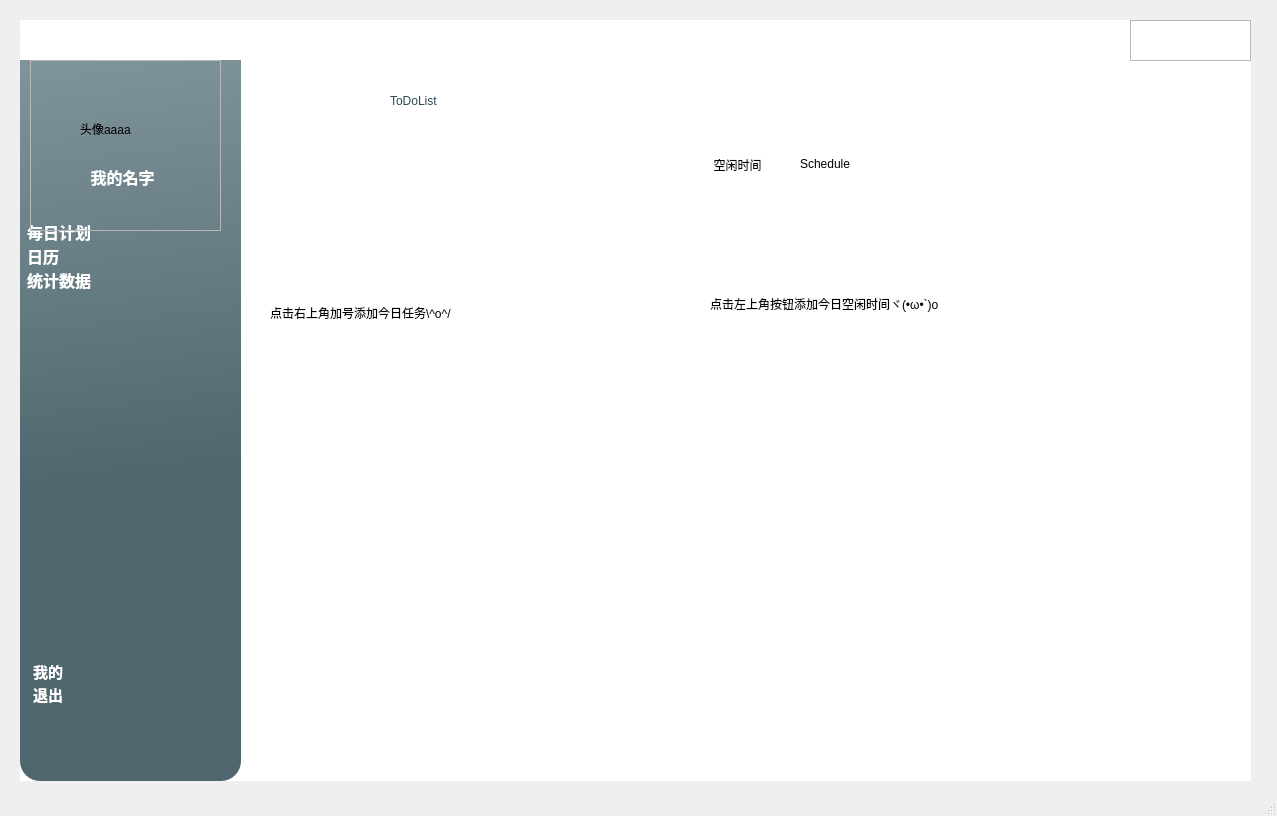
Before: the Qt Designer form frontend/main_interface.ui in AiDahanwen/BUAA_2024_Python_Project, drawn with Qt 5.
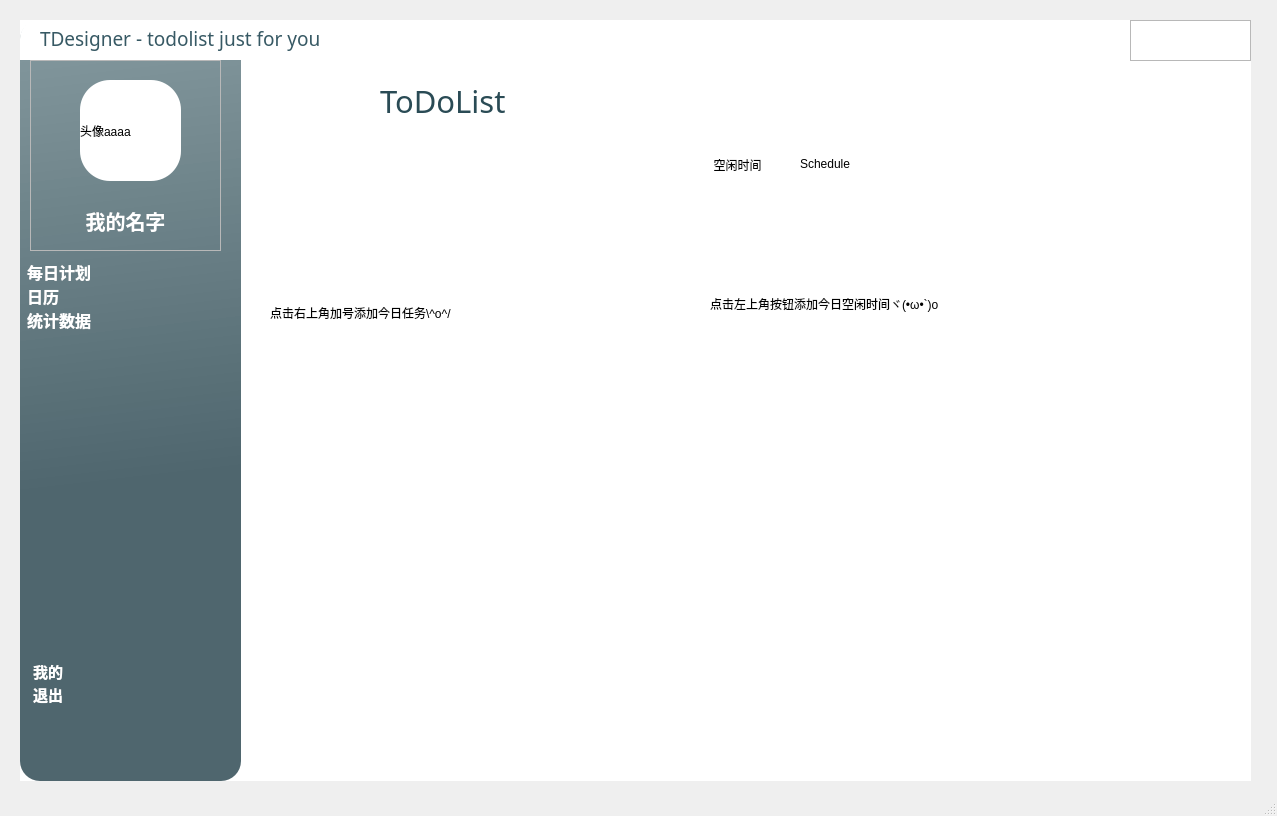
After: the same form once the commit is applied. The open tabs and pages were chosen to show the change. Icons and pictures are not drawn.

Patch:
```diff
--- a/frontend/main_interface.ui
+++ b/frontend/main_interface.ui
@@ -259,15 +259,25 @@
              <widget class="QLabel" name="label_9">
               <property name="geometry">
                <rect>
-                <x>140</x>
+                <x>130</x>
                 <y>10</y>
                 <width>191</width>
                 <height>41</height>
                </rect>
               </property>
+              <property name="font">
+               <font>
+                <family>Arial Black</family>
+                <pointsize>23</pointsize>
+                <weight>10</weight>
+                <italic>false</italic>
+                <bold>false</bold>
+               </font>
+              </property>
               <property name="styleSheet">
                <string notr="true">color: rgb(42, 75, 85);
-font: 87 20pt &quot;Arial Black&quot;;</string>
+
+font: 87 23pt &quot;Arial Black&quot;;</string>
               </property>
               <property name="text">
                <string>ToDoList</string>
@@ -546,7 +556,7 @@
                          <item>
                           <widget class="QStackedWidget" name="stackedWidget_3">
                            <property name="currentIndex">
-                            <number>1</number>
+                            <number>0</number>
                            </property>
                            <widget class="QWidget" name="page_12">
                             <widget class="QLabel" name="label_2">
@@ -1397,11 +1407,23 @@
      <property name="geometry">
       <rect>
        <x>0</x>
-       <y>200</y>
+       <y>240</y>
        <width>221</width>
        <height>181</height>
       </rect>
      </property>
+     <property name="minimumSize">
+      <size>
+       <width>221</width>
+       <height>181</height>
+      </size>
+     </property>
+     <property name="maximumSize">
+      <size>
+       <width>221</width>
+       <height>181</height>
+      </size>
+     </property>
      <property name="font">
       <font>
        <family>微软雅黑</family>
@@ -1497,13 +1519,13 @@
      </property>
      <property name="minimumSize">
       <size>
-       <width>0</width>
+       <width>211</width>
        <height>100</height>
       </size>
      </property>
      <property name="maximumSize">
       <size>
-       <width>16777215</width>
+       <width>211</width>
        <height>100</height>
       </size>
      </property>
@@ -1564,56 +1586,13 @@
       </property>
      </item>
     </widget>
-    <widget class="QFrame" name="frame">
-     <property name="geometry">
-      <rect>
-       <x>10</x>
-       <y>-10</y>
-       <width>241</width>
-       <height>61</height>
-      </rect>
-     </property>
-     <property name="styleSheet">
-      <string notr="true">background-color: rgba(255, 255, 255, 0);</string>
-     </property>
-     <layout class="QHBoxLayout" name="horizontalLayout">
-      <item>
-       <widget class="QPushButton" name="pushButton_3">
-        <property name="maximumSize">
-         <size>
-          <width>35</width>
-          <height>33</height>
-         </size>
-        </property>
-        <property name="styleSheet">
-         <string notr="true">border:none;
-border-image: url(:/icons/icons/icon.png);</string>
-        </property>
-        <property name="text">
-         <string/>
-        </property>
-       </widget>
-      </item>
-      <item>
-       <widget class="QLabel" name="label_3">
-        <property name="styleSheet">
-         <string notr="true">font: 87 14pt &quot;Arial Black&quot;;
-color: rgb(55, 89, 100);</string>
-        </property>
-        <property name="text">
-         <string>TDesigner</string>
-        </property>
-       </widget>
-      </item>
-     </layout>
-    </widget>
     <widget class="QFrame" name="frame_21">
      <property name="geometry">
       <rect>
        <x>10</x>
        <y>40</y>
        <width>191</width>
-       <height>171</height>
+       <height>191</height>
       </rect>
      </property>
      <property name="minimumSize">
@@ -1640,12 +1619,41 @@
      <property name="frameShadow">
       <enum>QFrame::Raised</enum>
      </property>
+     <widget class="QLabel" name="label_avatar">
+      <property name="geometry">
+       <rect>
+        <x>50</x>
+        <y>20</y>
+        <width>101</width>
+        <height>101</height>
+       </rect>
+      </property>
+      <property name="minimumSize">
+       <size>
+        <width>101</width>
+        <height>101</height>
+       </size>
+      </property>
+      <property name="maximumSize">
+       <size>
+        <width>101</width>
+        <height>101</height>
+       </size>
+      </property>
+      <property name="styleSheet">
+       <string notr="true">border-radius:30px;
+background-color: rgb(255, 255, 255);</string>
+      </property>
+      <property name="text">
+       <string>头像aaaa</string>
+      </property>
+     </widget>
      <widget class="QLabel" name="label_user_name">
       <property name="geometry">
        <rect>
-        <x>12</x>
-        <y>86</y>
-        <width>161</width>
+        <x>10</x>
+        <y>130</y>
+        <width>171</width>
         <height>61</height>
        </rect>
       </property>
@@ -1658,7 +1666,7 @@
       <property name="font">
        <font>
         <family>微软雅黑</family>
-        <pointsize>12</pointsize>
+        <pointsize>15</pointsize>
         <weight>75</weight>
         <italic>false</italic>
         <bold>true</bold>
@@ -1666,7 +1674,8 @@
        </font>
       </property>
       <property name="styleSheet">
-       <string notr="true">color: rgb(255, 255, 255);</string>
+       <string notr="true">color: rgb(255, 255, 255);
+</string>
       </property>
       <property name="text">
        <string>我的名字</string>
@@ -1675,25 +1684,6 @@
        <set>Qt::AlignCenter</set>
       </property>
      </widget>
-     <widget class="QLabel" name="label_avatar">
-      <property name="geometry">
-       <rect>
-        <x>50</x>
-        <y>30</y>
-        <width>79</width>
-        <height>78</height>
-       </rect>
-      </property>
-      <property name="minimumSize">
-       <size>
-        <width>79</width>
-        <height>78</height>
-       </size>
-      </property>
-      <property name="text">
-       <string>头像aaaa</string>
-      </property>
-     </widget>
     </widget>
     <widget class="QFrame" name="frame_10">
      <property name="geometry">
@@ -1731,12 +1721,21 @@
          <iconset resource="res.qrc">
           <normaloff>:/icons/icons/24gl-minimization.png</normaloff>:/icons/icons/24gl-minimization.png</iconset>
         </property>
+        <property name="iconSize">
+         <size>
+          <width>18</width>
+          <height>18</height>
+         </size>
+        </property>
        </widget>
       </item>
       <item>
        <widget class="QPushButton" name="pushButton_9">
         <property name="styleSheet">
-         <string notr="true">QPushButton:hover{
+         <string notr="true">QPushButton#pushButton_9{
+background-image: url(:/icons/icons/Close.png);
+}
+QPushButton:hover{
 	padding-left:5px;
 	padding-top:5px;
 }</string>
@@ -1748,6 +1747,12 @@
          <iconset resource="res.qrc">
           <normaloff>:/icons/icons/Close.png</normaloff>:/icons/icons/Close.png</iconset>
         </property>
+        <property name="iconSize">
+         <size>
+          <width>18</width>
+          <height>18</height>
+         </size>
+        </property>
        </widget>
       </item>
      </layout>
@@ -1800,6 +1805,32 @@
       <string/>
      </property>
     </widget>
+    <widget class="QLabel" name="label_7">
+     <property name="geometry">
+      <rect>
+       <x>20</x>
+       <y>-7</y>
+       <width>361</width>
+       <height>51</height>
+      </rect>
+     </property>
+     <property name="font">
+      <font>
+       <family>Century Gothic</family>
+       <pointsize>14</pointsize>
+       <weight>50</weight>
+       <italic>false</italic>
+       <bold>false</bold>
+      </font>
+     </property>
+     <property name="styleSheet">
+      <string notr="true">font: 14pt &quot;Century Gothic&quot;;
+color: rgb(55, 89, 100);</string>
+     </property>
+     <property name="text">
+      <string>TDesigner - todolist just for you</string>
+     </property>
+    </widget>
     <zorder>listView</zorder>
     <zorder>listView_2</zorder>
     <zorder>stackedWidget</zorder>
@@ -1808,7 +1839,7 @@
     <zorder>frame_21</zorder>
     <zorder>label_5</zorder>
     <zorder>frame_10</zorder>
-    <zorder>frame</zorder>
+    <zorder>label_7</zorder>
    </widget>
   </widget>
   <widget class="QStatusBar" name="statusbar"/>
```
